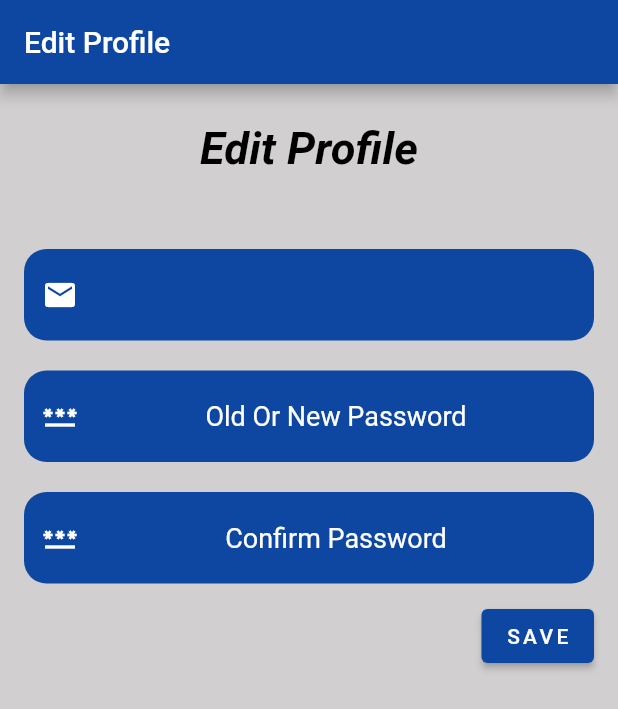
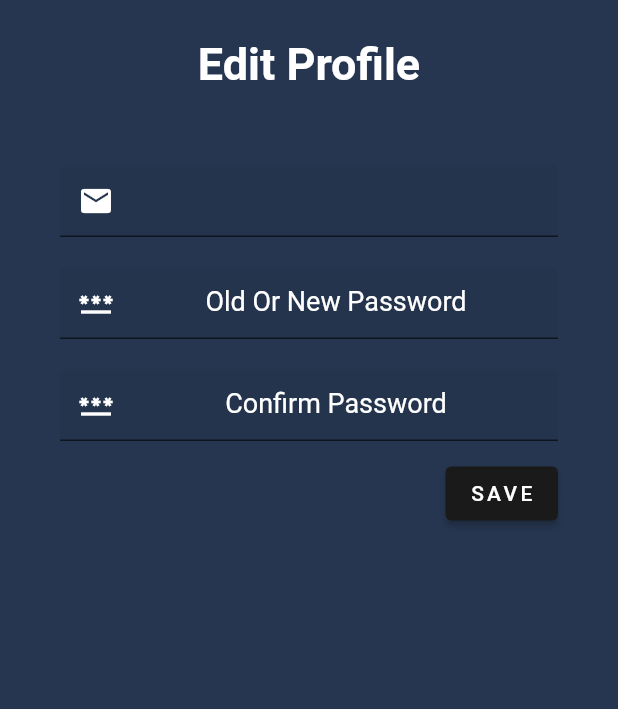
Before and after one commit to YoussifAssem/Genatac, a Flutter app: the EditProfilePage screen opened directly, on a phone screen of 412 x 824 dp. Shown: the top 709 px of the screen. Run offline on Flutter 3.47's test engine with Material 2 defaults, Android fonts, the phone set to English and light mode, and no system bars; our stand-ins replace cloud_firestore, firebase_auth, firebase_core; accounts and stored records are empty.

Commit message:
Update editprofile.dart

```diff
--- a/E-Genetics/Code/paternity_app/lib/Screens/editprofile.dart
+++ b/E-Genetics/Code/paternity_app/lib/Screens/editprofile.dart
@@ -20,7 +20,8 @@ class _EditProfilePageState extends State<EditProfilePage> {
   @override
   Widget build(BuildContext context) {
     return Scaffold(
-        backgroundColor: const Color.fromARGB(255, 209, 207, 207),
+        backgroundColor: const Color.fromARGB(255, 38, 54, 80),
+        /*
         appBar: AppBar(
           automaticallyImplyLeading: false,
           backgroundColor: Colors.blue[900],
@@ -39,11 +40,11 @@ class _EditProfilePageState extends State<EditProfilePage> {
               ),
             )
           ],
-        ),
+        ),*/
         body: ListView(
           children: [
             Container(
-              padding: const EdgeInsets.only(left: 16, top: 25, right: 16),
+              padding: const EdgeInsets.only(left: 40, top: 25, right: 40),
               child: GestureDetector(
                 onTap: () {
                   FocusScope.of(context).unfocus();
@@ -54,9 +55,9 @@ class _EditProfilePageState extends State<EditProfilePage> {
                       child: Text(
                         'Edit Profile',
                         style: TextStyle(
+                            color: Colors.white,
+                            fontStyle: FontStyle.normal,
                             fontWeight: FontWeight.bold,
-                            color: Colors.black,
-                            fontStyle: FontStyle.italic,
                             fontSize: 30),
                       ),
                     ),
@@ -79,13 +80,7 @@ class _EditProfilePageState extends State<EditProfilePage> {
                             Icons.email,
                             color: Colors.white,
                           ),
-                          border: const OutlineInputBorder(
-                            borderRadius:
-                                BorderRadius.all(Radius.circular(15.0)),
-                            borderSide: BorderSide.none,
-                          ),
                           filled: true,
-                          fillColor: Colors.blue[900],
                           hintText: user.Email,
                           hintStyle: const TextStyle(
                             fontSize: 18,
@@ -101,20 +96,14 @@ class _EditProfilePageState extends State<EditProfilePage> {
                       textAlign: TextAlign.center,
                       autocorrect: true,
                       controller: password,
-                      decoration: InputDecoration(
-                          prefixIcon: const Icon(
+                      decoration: const InputDecoration(
+                          prefixIcon: Icon(
                             Icons.password,
                             color: Colors.white,
                           ),
-                          border: const OutlineInputBorder(
-                            borderRadius:
-                                BorderRadius.all(Radius.circular(15.0)),
-                            borderSide: BorderSide.none,
-                          ),
                           filled: true,
-                          fillColor: Colors.blue[900],
                           hintText: 'Old Or New Password',
-                          hintStyle: const TextStyle(
+                          hintStyle: TextStyle(
                             fontSize: 18,
                             color: Colors.white,
                           )),
@@ -129,20 +118,14 @@ class _EditProfilePageState extends State<EditProfilePage> {
                       textAlign: TextAlign.center,
                       autocorrect: true,
                       controller: confirmPassword,
-                      decoration: InputDecoration(
-                          prefixIcon: const Icon(
+                      decoration: const InputDecoration(
+                          prefixIcon: Icon(
                             Icons.password,
                             color: Colors.white,
                           ),
-                          border: const OutlineInputBorder(
-                            borderRadius:
-                                BorderRadius.all(Radius.circular(15.0)),
-                            borderSide: BorderSide.none,
-                          ),
                           filled: true,
-                          fillColor: Colors.blue[900],
                           hintText: 'Confirm Password',
-                          hintStyle: const TextStyle(
+                          hintStyle: TextStyle(
                             fontSize: 18,
                             color: Colors.white,
                           )),
@@ -165,8 +148,8 @@ class _EditProfilePageState extends State<EditProfilePage> {
                                   color: Colors.white),
                             ),
                             style: ButtonStyle(
-                              backgroundColor:
-                                  MaterialStateProperty.all(Colors.blue[900]),
+                              backgroundColor: MaterialStateProperty.all(
+                                  const Color.fromARGB(255, 25, 26, 25)),
                             ),
                             onPressed: () async {
                               if (email.text == '' ||
```
